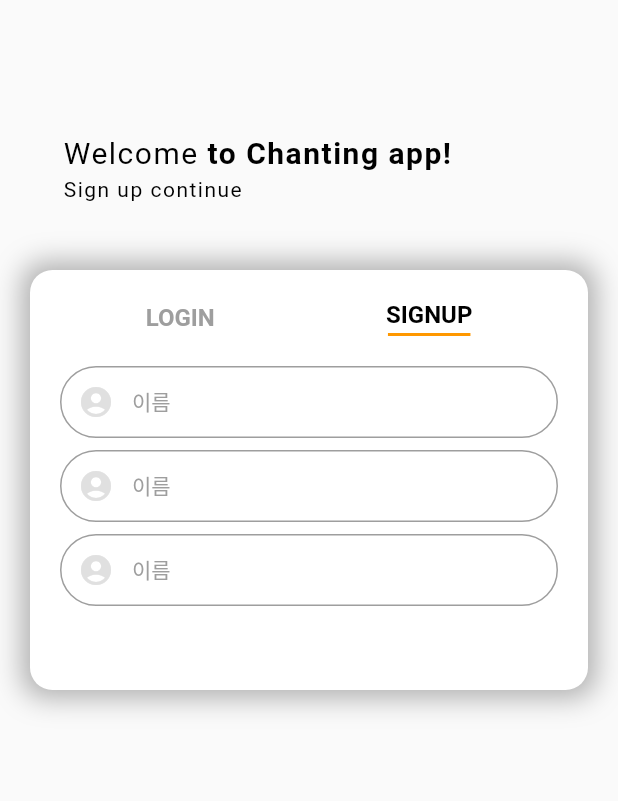
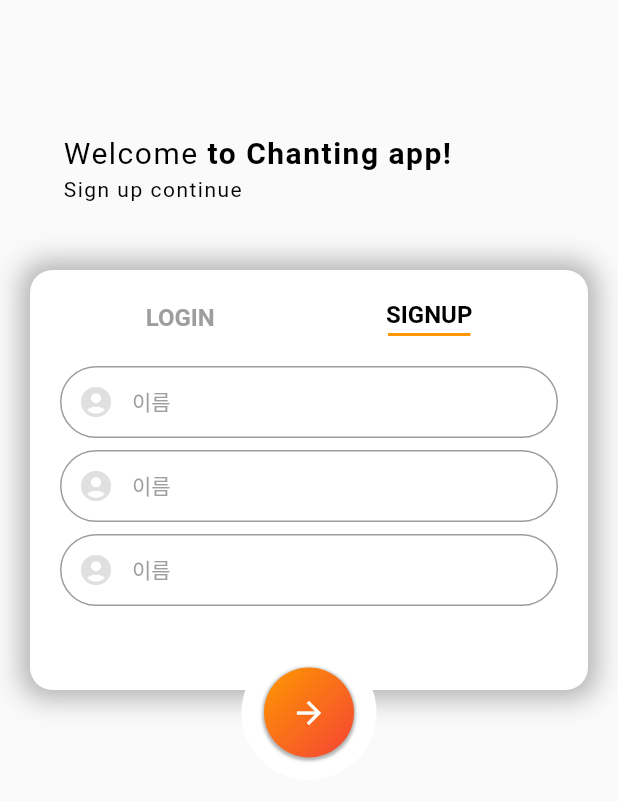
Before and after one commit to Yoochanhong/chat_app, a Flutter app: the screen it shows after launch, on a phone screen of 412 x 824 dp. Shown: the top 801 px of the screen. Run offline on Flutter 3.47's test engine with Material 2 defaults, Android fonts, the phone set to English and light mode, and no system bars.

Commit message:
⚜️ :: 페이지 이동 버튼 추가

```diff
--- a/lib/login_screen.dart
+++ b/lib/login_screen.dart
@@ -260,6 +260,47 @@ class _LoginScreenState extends State<LoginScreen> {
               ),
             ),
           ),
+          Positioned(
+            top: 430,
+            right: 0,
+            left: 0,
+            child: Center(
+              child: Container(
+                padding: EdgeInsets.all(15.0),
+                height: 90,
+                width: 90,
+                decoration: BoxDecoration(
+                  color: Colors.white,
+                  borderRadius: BorderRadius.circular(50),
+                ),
+                child: Container(
+                  decoration: BoxDecoration(
+                    gradient: LinearGradient(
+                        //그랴데이션
+                        colors: [
+                          Colors.orange,
+                          Colors.red,
+                        ],
+                        begin: Alignment.topLeft, //그라데이션 방향
+                        end: Alignment.bottomRight),
+                    borderRadius: BorderRadius.circular(30.0),
+                    boxShadow: [
+                      BoxShadow(
+                        color: Colors.black.withOpacity(0.3),
+                        spreadRadius: 1,
+                        blurRadius: 1,
+                        offset: Offset(0, 1),
+                      ),
+                    ],
+                  ),
+                  child: Icon(
+                    Icons.arrow_forward,
+                    color: Colors.white,
+                  ),
+                ),
+              ),
+            ),
+          ),
         ],
       ),
     );
```
